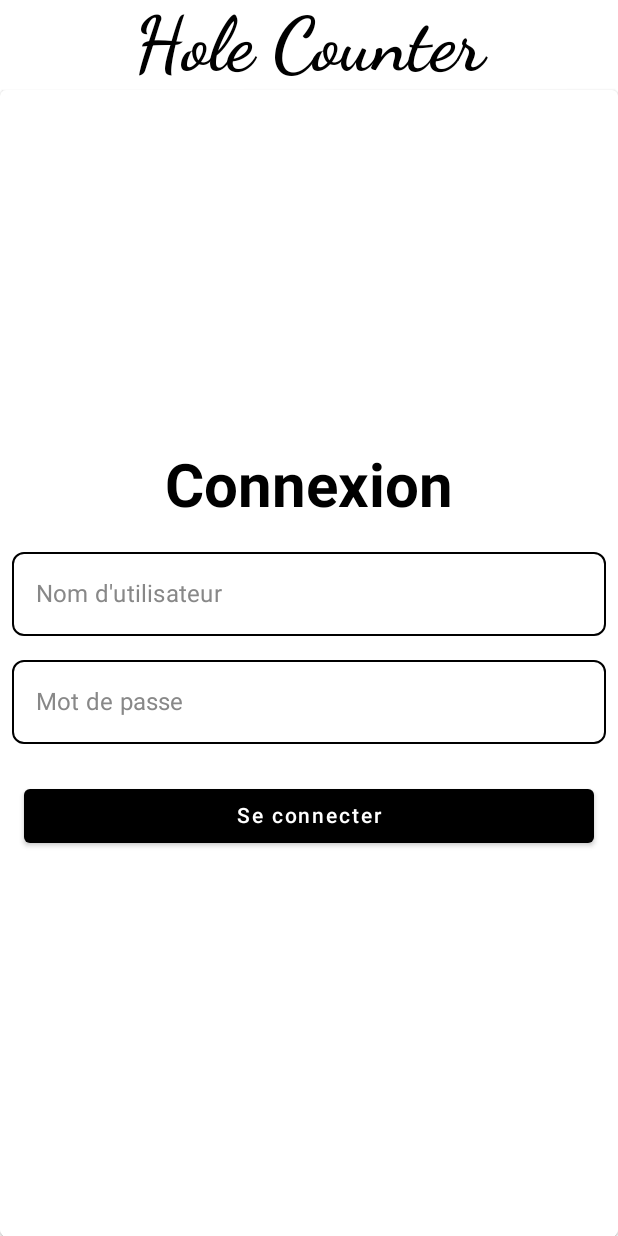
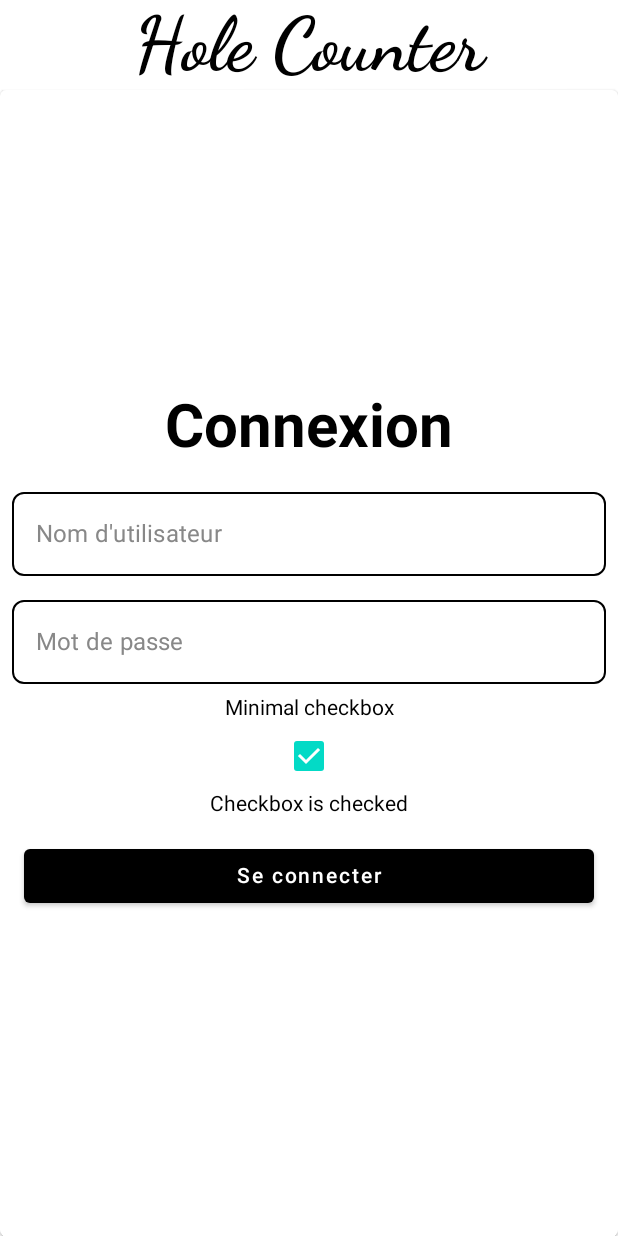
Before and after one commit to HoleCounterOrga/front-end, an Android app built with Jetpack Compose: the screen it shows after launch (MainActivity), after a tap on "Créer un compte", on a phone screen of 412 x 824 dp. Run offline under Robolectric (Android 15) with nearby library versions, the phone set to English and light mode, and no system bars; network calls fail; 2 statements that could not run were skipped.

Commit message:
[FIX] refactor directory for register & login component

```diff
--- a/shared/presentation/ui/src/commonMain/kotlin/com/hole/counter/presentation/ui/commons/components/CardLoginComponent.kt
+++ /dev/null
@@ -1,76 +0,0 @@
-package com.hole.counter.presentation.ui.commons.components
-
-import androidx.compose.foundation.layout.Arrangement
-import androidx.compose.foundation.layout.Column
-import androidx.compose.foundation.layout.Spacer
-import androidx.compose.foundation.layout.fillMaxSize
-import androidx.compose.foundation.layout.fillMaxWidth
-import androidx.compose.foundation.layout.height
-import androidx.compose.foundation.layout.padding
-import androidx.compose.material.Button
-import androidx.compose.material.ButtonDefaults
-import androidx.compose.material.Card
-import androidx.compose.material.Text
-import androidx.compose.runtime.Composable
-import androidx.compose.runtime.mutableStateOf
-import androidx.compose.runtime.remember
-import androidx.compose.ui.Alignment
-import androidx.compose.ui.Modifier
-import androidx.compose.ui.graphics.Color
-import androidx.compose.ui.text.font.FontWeight
-import androidx.compose.ui.unit.dp
-import androidx.compose.ui.unit.sp
-
-@Composable
-fun CardLoginComponent(
-    onLoginClicked: () -> Unit,
-) {
-    Card(
-        modifier = Modifier
-            .fillMaxWidth()
-            .height(800.dp),
-    ) {
-        Column(
-            modifier = Modifier
-                .fillMaxSize(),
-            verticalArrangement = Arrangement.Center, // Centre verticalement
-            horizontalAlignment = Alignment.CenterHorizontally, // Centre horizontalement
-        ) {
-            Text(
-                text = "Connexion",
-                fontSize = 40.sp,
-                fontWeight = FontWeight.Bold
-            )
-
-            Spacer(modifier = Modifier.height(12.dp))
-
-            // Champ nom d'utilisateur
-            TextFieldComponent(
-                value = "",
-                placeholder = "Nom d'utilisateur",
-                onValueChange = {}
-            )
-
-            // Champ mot de passe
-            TextFieldComponent(
-                value = "",
-                placeholder = "Mot de passe",
-                onValueChange = {}
-            )
-
-            // Bouton de connexion (renvoie vers le formulaire de login)
-            Button(
-                onClick = {
-                    onLoginClicked()
-                },
-                colors = ButtonDefaults.buttonColors(
-                    backgroundColor = Color.Black, // Fond noir
-                    contentColor = Color.White   // Texte blanc
-                ),
-                modifier = Modifier.fillMaxWidth().padding(16.dp) // Ajout de marges si nécessaire
-            ) {
-                Text(text = "Se connecter")
-            }
-        }
-    }
-}
--- a/shared/presentation/ui/src/commonMain/kotlin/com/hole/counter/presentation/ui/commons/components/TextFieldComponent.kt
+++ b/shared/presentation/ui/src/commonMain/kotlin/com/hole/counter/presentation/ui/commons/components/TextFieldComponent.kt
@@ -11,6 +11,8 @@ import androidx.compose.material.TextFieldDefaults
 import androidx.compose.runtime.Composable
 import androidx.compose.ui.Modifier
 import androidx.compose.ui.graphics.Color
+import androidx.compose.ui.text.input.PasswordVisualTransformation
+import androidx.compose.ui.text.input.VisualTransformation
 import androidx.compose.ui.unit.dp
 
 @Composable
@@ -18,8 +20,10 @@ fun TextFieldComponent(
     value: String,
     placeholder: String,
     onValueChange: (String) -> Unit,
+    isPassword: Boolean? = false
 ){
     TextField(
+        visualTransformation = if (isPassword == true) PasswordVisualTransformation() else VisualTransformation.None,
         value = value,
         onValueChange = onValueChange,
         placeholder = { Text(placeholder) },
--- a/shared/presentation/ui/src/commonMain/kotlin/com/hole/counter/presentation/ui/login/LoginScreen.kt
+++ b/shared/presentation/ui/src/commonMain/kotlin/com/hole/counter/presentation/ui/login/LoginScreen.kt
@@ -3,7 +3,6 @@ package com.hole.counter.presentation.ui.login
 import androidx.compose.foundation.layout.Arrangement
 import androidx.compose.foundation.layout.Column
 import androidx.compose.foundation.layout.fillMaxSize
-import androidx.compose.material.Button
 import androidx.compose.material.Scaffold
 import androidx.compose.material.Text
 import androidx.compose.runtime.Composable
@@ -12,7 +11,7 @@ import androidx.compose.ui.Modifier
 import androidx.compose.ui.text.font.FontFamily
 import androidx.compose.ui.text.font.FontWeight
 import androidx.compose.ui.unit.sp
-import com.hole.counter.presentation.ui.commons.components.CardLoginComponent
+import com.hole.counter.presentation.ui.login.components.CardLoginComponent
 import com.hole.counter.presentation.ui.login.navigator.LoginComponent
 import com.hole.counter.viewmodels.login.LoginViewModel
 import org.koin.compose.viewmodel.koinViewModel
--- a/shared/presentation/ui/src/commonMain/kotlin/com/hole/counter/presentation/ui/commons/components/CardRegisterComponent.kt
+++ b/shared/presentation/ui/src/commonMain/kotlin/com/hole/counter/presentation/ui/login/components/CardLoginComponent.kt
@@ -1,4 +1,4 @@
-package com.hole.counter.presentation.ui.commons.components
+package com.hole.counter.presentation.ui.login.components
 
 import androidx.compose.foundation.layout.Arrangement
 import androidx.compose.foundation.layout.Column
@@ -10,26 +10,26 @@ import androidx.compose.foundation.layout.padding
 import androidx.compose.material.Button
 import androidx.compose.material.ButtonDefaults
 import androidx.compose.material.Card
+import androidx.compose.material.Checkbox
 import androidx.compose.material.Text
 import androidx.compose.runtime.Composable
+import androidx.compose.runtime.getValue
 import androidx.compose.runtime.mutableStateOf
 import androidx.compose.runtime.remember
+import androidx.compose.runtime.setValue
 import androidx.compose.ui.Alignment
 import androidx.compose.ui.Modifier
 import androidx.compose.ui.graphics.Color
 import androidx.compose.ui.text.font.FontWeight
 import androidx.compose.ui.unit.dp
 import androidx.compose.ui.unit.sp
+import com.hole.counter.presentation.ui.commons.components.TextFieldComponent
 
 @Composable
-fun CardRegisterComponent(
-    // Utilisé pour renvoyer vers le login si register ou déjà inscrit
-    onRegisterClicked: () -> Unit,
+fun CardLoginComponent(
+    onLoginClicked: () -> Unit,
 ) {
-    // States pour les champs de texte
-    val password = remember { mutableStateOf("") }
-    val confirmPassword = remember { mutableStateOf("") }
-    val passwordsMatch = password.value == confirmPassword.value
+    var checked by remember { mutableStateOf(true) }
 
     Card(
         modifier = Modifier
@@ -43,7 +43,7 @@ fun CardRegisterComponent(
             horizontalAlignment = Alignment.CenterHorizontally, // Centre horizontalement
         ) {
             Text(
-                text = "Inscription",
+                text = "Connexion",
                 fontSize = 40.sp,
                 fontWeight = FontWeight.Bold
             )
@@ -57,55 +57,30 @@ fun CardRegisterComponent(
                 onValueChange = {}
             )
 
-            // Champ adresse email
+            // Champ mot de passe
             TextFieldComponent(
                 value = "",
-                placeholder = "Adresse Email",
+                placeholder = "Mot de passe",
                 onValueChange = {}
             )
 
-            // Champ mot de passe
-            TextFieldComponent(
-                value = password.value,
-                placeholder = "Mot de passe",
-                onValueChange = { password.value = it }
+            Text(
+                "Minimal checkbox"
+            )
+            Checkbox(
+                checked = checked,
+                onCheckedChange = { checked = it }
             )
 
-            // Champ confirmation du mot de passe
-            TextFieldComponent(
-                value = confirmPassword.value,
-                placeholder = "Confirmer le Mot de passe",
-                onValueChange = { confirmPassword.value = it }
+            Text(
+                if (checked) "Checkbox is checked" else "Checkbox is unchecked"
             )
 
-            // Renvoie une erreur si le password est vide ou ne correspond pas
-            if (!passwordsMatch && confirmPassword.value.isNotEmpty()) {
-                Text(
-                    text = "Les mots de passe ne correspondent pas",
-                    color = Color.Red,
-                    modifier = Modifier.padding(8.dp)
-                )
-            }
-
-            // Bouton d'inscription (renvoie vers le formulaire de login)
+            // Bouton de connexion (renvoie vers le formulaire de login)
             Button(
                 onClick = {
-                    if (passwordsMatch) {
-                        onRegisterClicked()
-                    }
+                    onLoginClicked()
                 },
-                colors = ButtonDefaults.buttonColors(
-                    backgroundColor = Color.Black, // Fond noir
-                    contentColor = Color.White   // Texte blanc
-                ),
-                modifier = Modifier.fillMaxWidth().padding(16.dp) // Ajout de marges si nécessaire
-            ) {
-                Text(text = "Créer un compte")
-            }
-
-            // Bouton de login (renvoie vers le formulaire de login)
-            Button(
-                onClick = { onRegisterClicked() },
                 colors = ButtonDefaults.buttonColors(
                     backgroundColor = Color.Black, // Fond noir
                     contentColor = Color.White   // Texte blanc
--- a/shared/presentation/ui/src/commonMain/kotlin/com/hole/counter/presentation/ui/register/RegisterScreen.kt
+++ b/shared/presentation/ui/src/commonMain/kotlin/com/hole/counter/presentation/ui/register/RegisterScreen.kt
@@ -13,7 +13,7 @@ import androidx.compose.ui.Modifier
 import androidx.compose.ui.text.font.FontFamily
 import androidx.compose.ui.text.font.FontWeight
 import androidx.compose.ui.unit.sp
-import com.hole.counter.presentation.ui.commons.components.CardRegisterComponent
+import com.hole.counter.presentation.ui.register.components.CardRegisterComponent
 import com.hole.counter.presentation.ui.register.navigator.RegisterComponent
 import com.hole.counter.viewmodels.register.RegisterViewModel
 import org.koin.compose.viewmodel.koinViewModel
--- /dev/null
+++ b/shared/presentation/ui/src/commonMain/kotlin/com/hole/counter/presentation/ui/register/components/CardRegisterComponent.kt
@@ -0,0 +1,129 @@
+package com.hole.counter.presentation.ui.register.components
+
+import androidx.compose.foundation.layout.Arrangement
+import androidx.compose.foundation.layout.Column
+import androidx.compose.foundation.layout.Spacer
+import androidx.compose.foundation.layout.fillMaxSize
+import androidx.compose.foundation.layout.fillMaxWidth
+import androidx.compose.foundation.layout.height
+import androidx.compose.foundation.layout.padding
+import androidx.compose.material.Button
+import androidx.compose.material.ButtonDefaults
+import androidx.compose.material.Card
+import androidx.compose.material.Text
+import androidx.compose.runtime.Composable
+import androidx.compose.runtime.getValue
+import androidx.compose.runtime.mutableStateOf
+import androidx.compose.runtime.remember
+import androidx.compose.runtime.setValue
+import androidx.compose.ui.Alignment
+import androidx.compose.ui.Modifier
+import androidx.compose.ui.graphics.Color
+import androidx.compose.ui.text.font.FontWeight
+import androidx.compose.ui.unit.dp
+import androidx.compose.ui.unit.sp
+import com.hole.counter.presentation.ui.commons.components.TextFieldComponent
+
+@Composable
+fun CardRegisterComponent(
+    // Utilisé pour renvoyer vers le login si register ou déjà inscrit
+    onRegisterClicked: () -> Unit,
+) {
+    // States pour les champs de texte
+
+    val username = remember { mutableStateOf("")}
+    //val email = remember { mutableStateOf("")}
+    val password = remember { mutableStateOf("") }
+    val confirmPassword = remember { mutableStateOf("") }
+    val passwordsMatch = password.value == confirmPassword.value
+
+    var email by remember { mutableStateOf("")}
+
+    Card(
+        modifier = Modifier
+            .fillMaxWidth()
+            .height(800.dp),
+    ) {
+        Column(
+            modifier = Modifier
+                .fillMaxSize(),
+            verticalArrangement = Arrangement.Center, // Centre verticalement
+            horizontalAlignment = Alignment.CenterHorizontally, // Centre horizontalement
+        ) {
+            Text(
+                text = "Inscription",
+                fontSize = 40.sp,
+                fontWeight = FontWeight.Bold
+            )
+
+            Spacer(modifier = Modifier.height(12.dp))
+
+            // Champ nom d'utilisateur
+            TextFieldComponent(
+                value = username.value,
+                placeholder = "Nom d'utilisateur",
+                onValueChange = {username.value = it}
+            )
+
+            // Champ adresse email
+            TextFieldComponent(
+                value = email,
+                placeholder = "Adresse Email",
+                onValueChange = {email = it}
+            )
+
+            // Champ mot de passe
+            TextFieldComponent(
+                isPassword = true,
+                value = password.value,
+                placeholder = "Mot de passe",
+                onValueChange = { password.value = it }
+            )
+
+            // Champ confirmation du mot de passe
+            TextFieldComponent(
+                isPassword = true,
+                value = confirmPassword.value,
+                placeholder = "Confirmer le Mot de passe",
+                onValueChange = { confirmPassword.value = it }
+            )
+
+            // Renvoie une erreur si le password est vide ou ne correspond pas
+            if (!passwordsMatch && confirmPassword.value.isNotEmpty()) {
+                Text(
+                    text = "Les mots de passe ne correspondent pas",
+                    color = Color.Red,
+                    modifier = Modifier.padding(8.dp)
+                )
+            }
+
+            // Bouton d'inscription (renvoie vers le formulaire de login)
+            Button(
+                onClick = {
+                    if (passwordsMatch) {
+                        onRegisterClicked()
+                    }
+                },
+                colors = ButtonDefaults.buttonColors(
+                    backgroundColor = Color.Black, // Fond noir
+                    contentColor = Color.White   // Texte blanc
+                ),
+                modifier = Modifier.fillMaxWidth().padding(16.dp) // Ajout de marges si nécessaire
+            ) {
+                Text(text = "Créer un compte")
+            }
+
+            // Bouton de login (renvoie vers le formulaire de login)
+            Button(
+                onClick = { onRegisterClicked() },
+                colors = ButtonDefaults.buttonColors(
+                    backgroundColor = Color.Black, // Fond noir
+                    contentColor = Color.White   // Texte blanc
+                ),
+                modifier = Modifier.fillMaxWidth().padding(16.dp) // Ajout de marges si nécessaire
+            ) {
+                Text(text = "Se connecter")
+            }
+        }
+    }
+}
```
Also changed, not shown: 2 other files.
